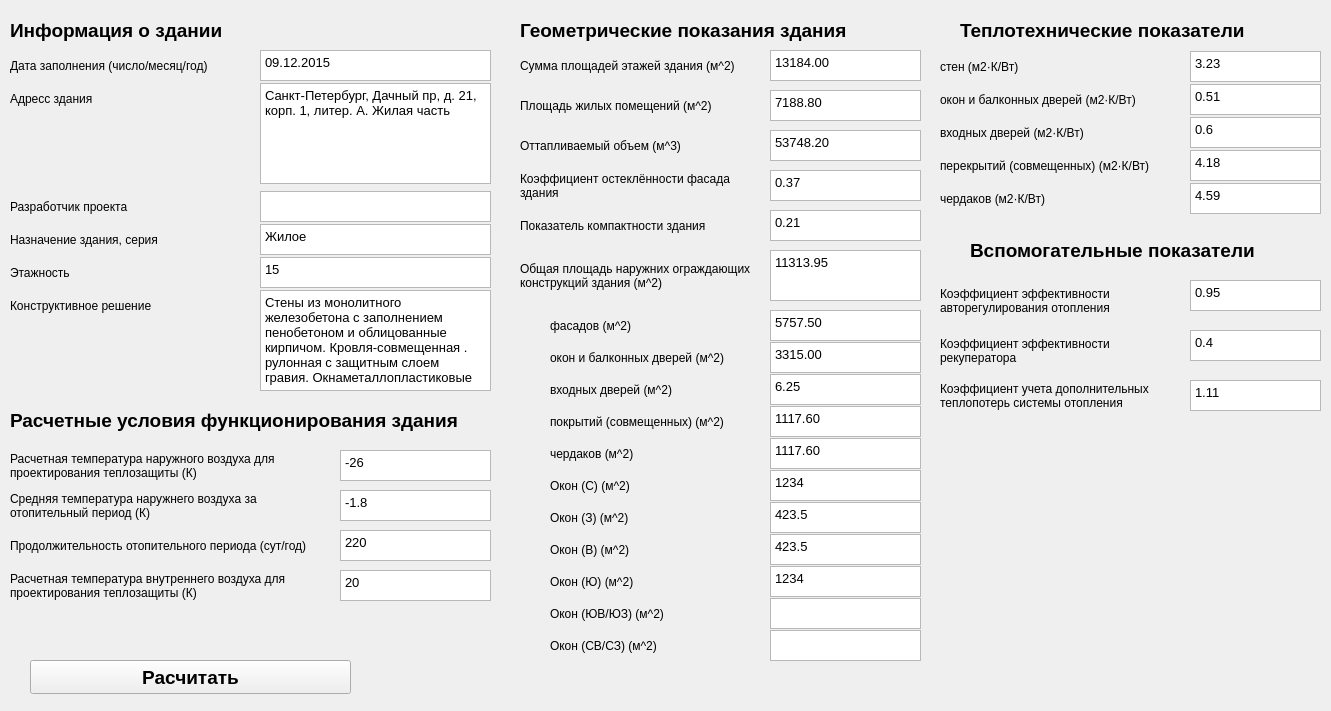
First picture: the form in ui/practice.ui, repository Sanek63/energy_efficiency_gui, before the edit.
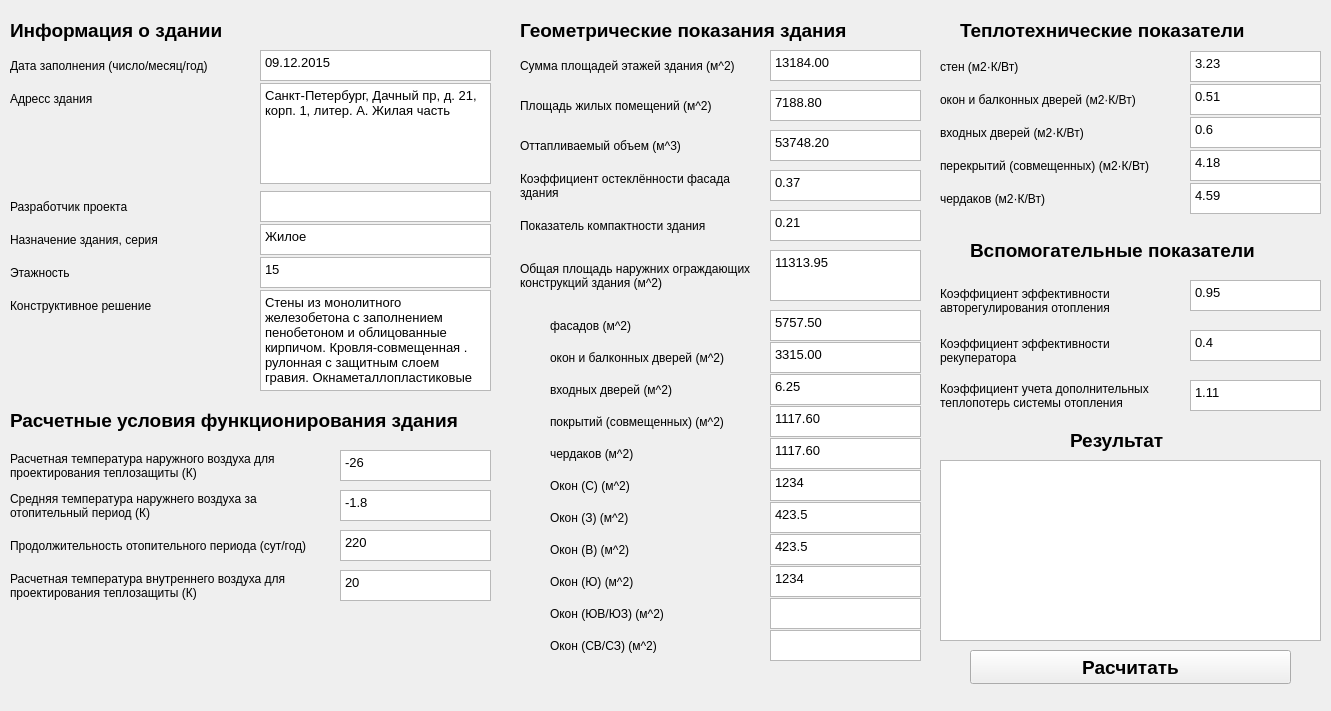
Second picture: the form after the edit.

Commit message: add result window

Diff of the .ui file:
```diff
--- a/ui/practice.ui
+++ b/ui/practice.ui
@@ -899,8 +899,8 @@
   <widget class="QPushButton" name="calculate_btn">
    <property name="geometry">
     <rect>
-     <x>30</x>
-     <y>660</y>
+     <x>970</x>
+     <y>650</y>
      <width>321</width>
      <height>34</height>
     </rect>
@@ -1240,6 +1240,39 @@
 &lt;p style=&quot; margin-top:0px; margin-bottom:0px; margin-left:0px; margin-right:0px; -qt-block-indent:0; text-indent:0px;&quot;&gt;09.12.2015&lt;/p&gt;&lt;/body&gt;&lt;/html&gt;</string>
    </property>
   </widget>
+  <widget class="QLabel" name="label_40">
+   <property name="geometry">
+    <rect>
+     <x>1070</x>
+     <y>420</y>
+     <width>111</width>
+     <height>41</height>
+    </rect>
+   </property>
+   <property name="font">
+    <font>
+     <pointsize>14</pointsize>
+     <weight>75</weight>
+     <bold>true</bold>
+    </font>
+   </property>
+   <property name="text">
+    <string>Результат</string>
+   </property>
+  </widget>
+  <widget class="QTextEdit" name="result_text">
+   <property name="geometry">
+    <rect>
+     <x>940</x>
+     <y>460</y>
+     <width>381</width>
+     <height>181</height>
+    </rect>
+   </property>
+   <property name="readOnly">
+    <bool>true</bool>
+   </property>
+  </widget>
  </widget>
  <resources/>
  <connections/>
```
The commit also changes 1 other file.
